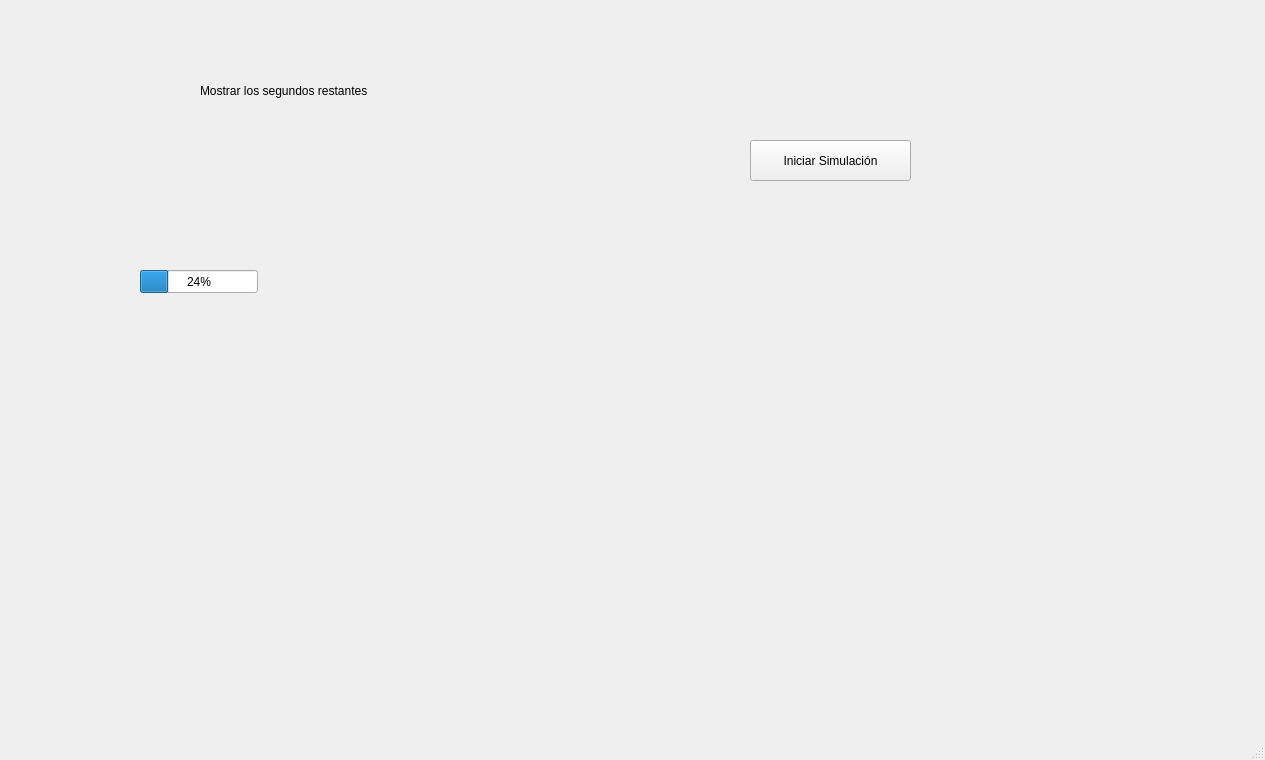
This is mainwindow.ui in joseSalazar4/SimuladorRestaurante as Qt 5 draws it before an edit. The edited form follows.
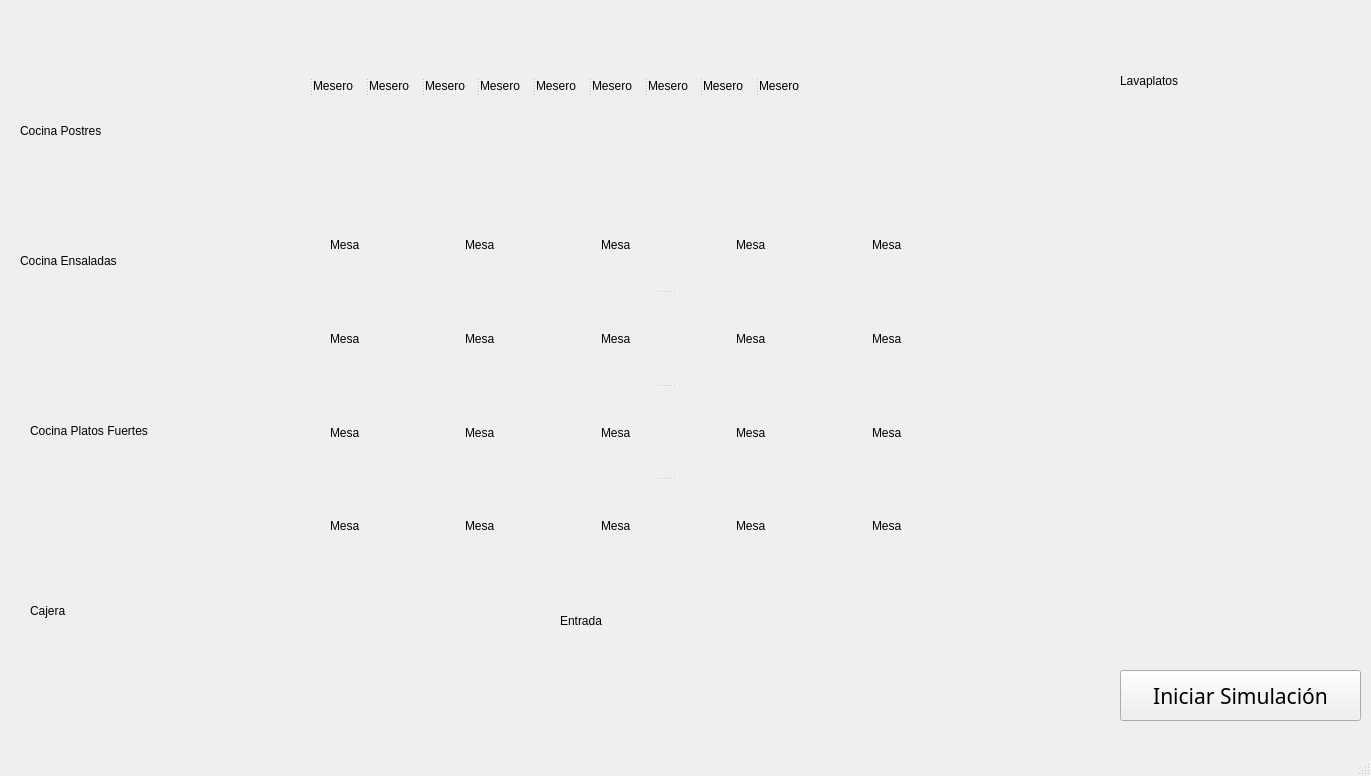
This is the edited form. Icons and pictures are not drawn.

Commit message: Update el hilo de asignarMesa it's clanky

The edit to the form file:
```diff
--- a/mainwindow.ui
+++ b/mainwindow.ui
@@ -6,8 +6,8 @@
    <rect>
     <x>0</x>
     <y>0</y>
-    <width>1265</width>
-    <height>760</height>
+    <width>1371</width>
+    <height>776</height>
    </rect>
   </property>
   <property name="windowTitle">
@@ -29,42 +29,338 @@
    <widget class="QLabel" name="Texto">
     <property name="geometry">
      <rect>
-      <x>200</x>
-      <y>70</y>
+      <x>20</x>
+      <y>110</y>
       <width>231</width>
       <height>41</height>
      </rect>
     </property>
     <property name="text">
-     <string>Mostrar los segundos restantes</string>
+     <string>Cocina Postres</string>
     </property>
    </widget>
    <widget class="QPushButton" name="pushButton">
     <property name="geometry">
      <rect>
-      <x>750</x>
-      <y>140</y>
-      <width>161</width>
-      <height>41</height>
+      <x>1120</x>
+      <y>670</y>
+      <width>241</width>
+      <height>51</height>
      </rect>
     </property>
+    <property name="font">
+     <font>
+      <family>Rockwell</family>
+      <pointsize>16</pointsize>
+     </font>
+    </property>
     <property name="text">
      <string>Iniciar Simulación</string>
     </property>
    </widget>
-   <widget class="QProgressBar" name="progressBar">
+   <widget class="QLabel" name="Texto_4">
     <property name="geometry">
      <rect>
-      <x>140</x>
-      <y>270</y>
-      <width>118</width>
-      <height>23</height>
+      <x>20</x>
+      <y>240</y>
+      <width>231</width>
+      <height>41</height>
      </rect>
     </property>
-    <property name="value">
-     <number>24</number>
+    <property name="text">
+     <string>Cocina Ensaladas</string>
     </property>
    </widget>
+   <widget class="QLabel" name="Texto_5">
+    <property name="geometry">
+     <rect>
+      <x>30</x>
+      <y>410</y>
+      <width>231</width>
+      <height>41</height>
+     </rect>
+    </property>
+    <property name="text">
+     <string>Cocina Platos Fuertes</string>
+    </property>
+   </widget>
+   <widget class="QLabel" name="Texto_6">
+    <property name="geometry">
+     <rect>
+      <x>560</x>
+      <y>590</y>
+      <width>271</width>
+      <height>61</height>
+     </rect>
+    </property>
+    <property name="text">
+     <string>Entrada</string>
+    </property>
+   </widget>
+   <widget class="QLabel" name="Texto_8">
+    <property name="geometry">
+     <rect>
+      <x>1120</x>
+      <y>60</y>
+      <width>231</width>
+      <height>41</height>
+     </rect>
+    </property>
+    <property name="text">
+     <string>Lavaplatos</string>
+    </property>
+   </widget>
+   <widget class="QLabel" name="Texto_9">
+    <property name="geometry">
+     <rect>
+      <x>30</x>
+      <y>590</y>
+      <width>231</width>
+      <height>41</height>
+     </rect>
+    </property>
+    <property name="text">
+     <string>Cajera</string>
+    </property>
+   </widget>
+   <widget class="QSplitter" name="splitter">
+    <property name="geometry">
+     <rect>
+      <x>330</x>
+      <y>200</y>
+      <width>671</width>
+      <height>371</height>
+     </rect>
+    </property>
+    <property name="orientation">
+     <enum>Qt::Vertical</enum>
+    </property>
+    <widget class="QWidget" name="layoutWidget">
+     <layout class="QHBoxLayout" name="horizontalLayout">
+      <item>
+       <widget class="QLabel" name="Texto_23">
+        <property name="text">
+         <string>Mesa</string>
+        </property>
+       </widget>
+      </item>
+      <item>
+       <widget class="QLabel" name="Texto_12">
+        <property name="text">
+         <string>Mesa</string>
+        </property>
+       </widget>
+      </item>
+      <item>
+       <widget class="QLabel" name="Texto_3">
+        <property name="text">
+         <string>Mesa</string>
+        </property>
+       </widget>
+      </item>
+      <item>
+       <widget class="QLabel" name="Texto_14">
+        <property name="text">
+         <string>Mesa</string>
+        </property>
+       </widget>
+      </item>
+      <item>
+       <widget class="QLabel" name="Texto_11">
+        <property name="text">
+         <string>Mesa</string>
+        </property>
+       </widget>
+      </item>
+     </layout>
+    </widget>
+    <widget class="QWidget" name="layoutWidget_3">
+     <layout class="QHBoxLayout" name="horizontalLayout_4">
+      <item>
+       <widget class="QLabel" name="Texto_26">
+        <property name="text">
+         <string>Mesa</string>
+        </property>
+       </widget>
+      </item>
+      <item>
+       <widget class="QLabel" name="Texto_21">
+        <property name="text">
+         <string>Mesa</string>
+        </property>
+       </widget>
+      </item>
+      <item>
+       <widget class="QLabel" name="Texto_22">
+        <property name="text">
+         <string>Mesa</string>
+        </property>
+       </widget>
+      </item>
+      <item>
+       <widget class="QLabel" name="Texto_27">
+        <property name="text">
+         <string>Mesa</string>
+        </property>
+       </widget>
+      </item>
+      <item>
+       <widget class="QLabel" name="Texto_28">
+        <property name="text">
+         <string>Mesa</string>
+        </property>
+       </widget>
+      </item>
+     </layout>
+    </widget>
+    <widget class="QWidget" name="layoutWidget_2">
+     <layout class="QHBoxLayout" name="horizontalLayout_3">
+      <item>
+       <widget class="QLabel" name="Texto_25">
+        <property name="text">
+         <string>Mesa</string>
+        </property>
+       </widget>
+      </item>
+      <item>
+       <widget class="QLabel" name="Texto_17">
+        <property name="text">
+         <string>Mesa</string>
+        </property>
+       </widget>
+      </item>
+      <item>
+       <widget class="QLabel" name="Texto_18">
+        <property name="text">
+         <string>Mesa</string>
+        </property>
+       </widget>
+      </item>
+      <item>
+       <widget class="QLabel" name="Texto_19">
+        <property name="text">
+         <string>Mesa</string>
+        </property>
+       </widget>
+      </item>
+      <item>
+       <widget class="QLabel" name="Texto_20">
+        <property name="text">
+         <string>Mesa</string>
+        </property>
+       </widget>
+      </item>
+     </layout>
+    </widget>
+    <widget class="QWidget" name="layoutWidget">
+     <layout class="QHBoxLayout" name="horizontalLayout_2">
+      <item>
+       <widget class="QLabel" name="Texto_24">
+        <property name="text">
+         <string>Mesa</string>
+        </property>
+       </widget>
+      </item>
+      <item>
+       <widget class="QLabel" name="Texto_13">
+        <property name="text">
+         <string>Mesa</string>
+        </property>
+       </widget>
+      </item>
+      <item>
+       <widget class="QLabel" name="Texto_10">
+        <property name="text">
+         <string>Mesa</string>
+        </property>
+       </widget>
+      </item>
+      <item>
+       <widget class="QLabel" name="Texto_15">
+        <property name="text">
+         <string>Mesa</string>
+        </property>
+       </widget>
+      </item>
+      <item>
+       <widget class="QLabel" name="Texto_16">
+        <property name="text">
+         <string>Mesa</string>
+        </property>
+       </widget>
+      </item>
+     </layout>
+    </widget>
+   </widget>
+   <widget class="QSplitter" name="splitter_2">
+    <property name="geometry">
+     <rect>
+      <x>300</x>
+      <y>40</y>
+      <width>511</width>
+      <height>91</height>
+     </rect>
+    </property>
+    <property name="orientation">
+     <enum>Qt::Horizontal</enum>
+    </property>
+    <widget class="QLabel" name="Texto_7">
+     <property name="text">
+      <string/>
+     </property>
+     <property name="pixmap">
+      <pixmap resource="MyResources.qrc">:/imagenes/camarero.png</pixmap>
+     </property>
+     <property name="scaledContents">
+      <bool>true</bool>
+     </property>
+    </widget>
+    <widget class="QLabel" name="Texto_33">
+     <property name="text">
+      <string>Mesero</string>
+     </property>
+    </widget>
+    <widget class="QLabel" name="Texto_31">
+     <property name="text">
+      <string>Mesero</string>
+     </property>
+    </widget>
+    <widget class="QLabel" name="Texto_30">
+     <property name="text">
+      <string>Mesero</string>
+     </property>
+    </widget>
+    <widget class="QLabel" name="Texto_29">
+     <property name="text">
+      <string>Mesero</string>
+     </property>
+    </widget>
+    <widget class="QLabel" name="Texto_32">
+     <property name="text">
+      <string>Mesero</string>
+     </property>
+    </widget>
+    <widget class="QLabel" name="Texto_34">
+     <property name="text">
+      <string>Mesero</string>
+     </property>
+    </widget>
+    <widget class="QLabel" name="Texto_35">
+     <property name="text">
+      <string>Mesero</string>
+     </property>
+    </widget>
+    <widget class="QLabel" name="Texto_36">
+     <property name="text">
+      <string>Mesero</string>
+     </property>
+    </widget>
+    <widget class="QLabel" name="Texto_37">
+     <property name="text">
+      <string>Mesero</string>
+     </property>
+    </widget>
+   </widget>
   </widget>
   <widget class="QMenuBar" name="menubar">
    <property name="geometry">
```
Left out of the diff: 8 changed lines with no effect on the pictures. The commit also changes 29 other files.
